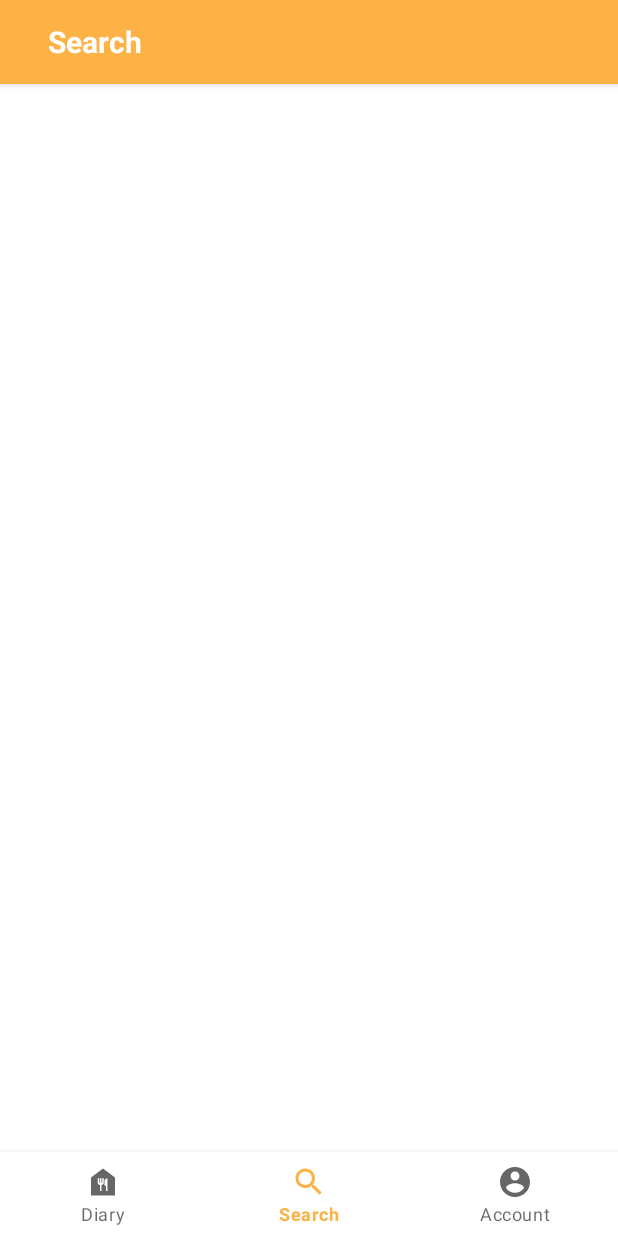
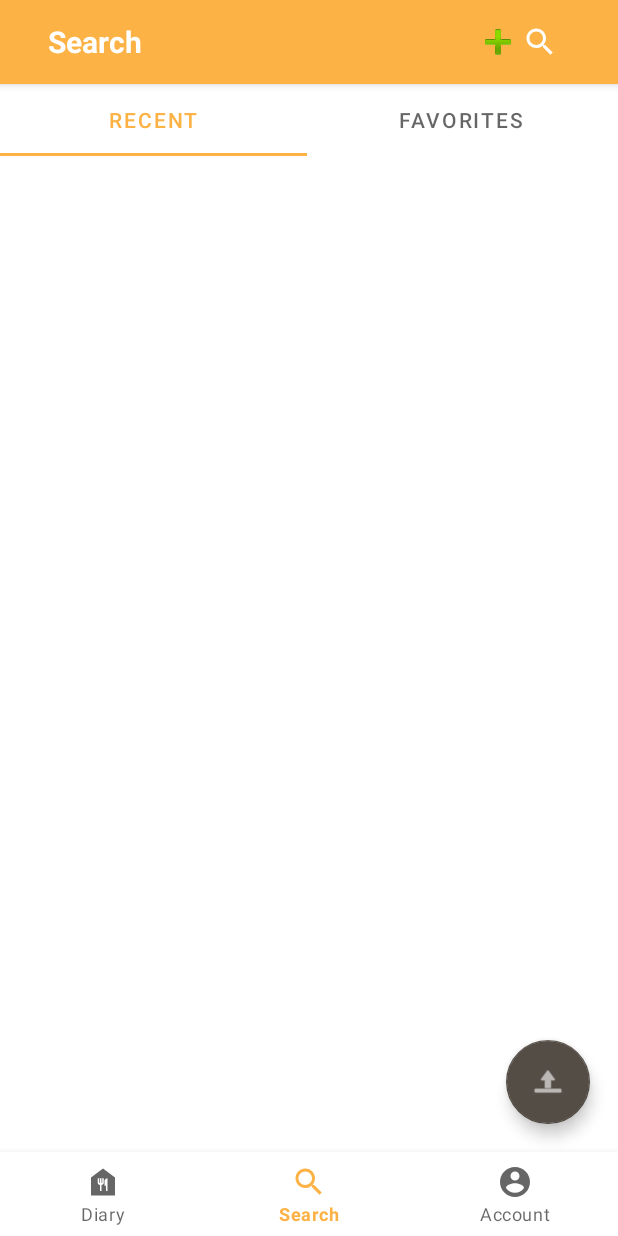
Before and after one commit to Wonderjack996/Food-Diary, an Android app: the screen it shows after launch (MainActivity), item 2 of the bottom bar chosen, on a phone screen of 412 x 824 dp. Run offline under Robolectric (Android 15) with nearby library versions, the phone set to English and light mode, and no system bars; our stand-ins replace navigation-ui; 4 statements that could not run were skipped.

Commit message:
modifiche toolbar e fragment_search
modifiche relative alla toolbar personalizzata e alla fragment di ricerca.

```diff
--- a/app/src/main/java/it/fooddiary/MainActivity.java
+++ b/app/src/main/java/it/fooddiary/MainActivity.java
@@ -26,6 +26,7 @@ import com.google.android.material.navigation.NavigationView;
 import it.fooddiary.ui.account.AccountFragment;
 import it.fooddiary.ui.diary.CalendarPopUp;
 import it.fooddiary.ui.diary.DiaryFragment;
+import it.fooddiary.ui.search.AddPopUp;
 import it.fooddiary.ui.search.SearchFragment;
 
 public class MainActivity extends AppCompatActivity {
@@ -35,6 +36,13 @@ public class MainActivity extends AppCompatActivity {
     private TextView toolbarTitle;
     private ImageButton calendarButton;
     private CalendarPopUp calendarPopup;
+    private AddPopUp addPopup;
+
+    private ImageButton searchButton;
+    private ImageButton addButton;
+
+
+
 
     @Override
     protected void onCreate(Bundle savedInstanceState) {
@@ -61,25 +69,47 @@ public class MainActivity extends AppCompatActivity {
 
         toolbarTitle = findViewById(R.id.toolbar_custom_title);
         calendarButton = findViewById(R.id.calendar_button);
+
+        searchButton = findViewById(R.id.search_button);
+        addButton = findViewById(R.id.add_button);
+
         //calendarPopup = new CalendarPopUp();
+       // addPopup = new AddPopUp(); //todo...
     }
 
     public void setDiaryToolbar() {
         toolbarTitle.setText(R.string.diary);
         calendarButton.setVisibility(View.VISIBLE);
+        addButton.setVisibility(View.INVISIBLE);
+        searchButton.setVisibility(View.INVISIBLE);
     }
 
     public void setSearchToolbar() {
         toolbarTitle.setText(R.string.search);
+        searchButton.setVisibility(View.VISIBLE);
+        addButton.setVisibility(View.VISIBLE);
         calendarButton.setVisibility(View.INVISIBLE);
+
     }
 
     public void setAccountToolbar() {
         toolbarTitle.setText(R.string.account);
         calendarButton.setVisibility(View.INVISIBLE);
+        addButton.setVisibility(View.INVISIBLE);
+        searchButton.setVisibility(View.INVISIBLE);
+
     }
 
     public void openCalendar(View view) {
         Log.d(TAG, "calendar opened");
     }
+
+    public void openSearch(View view) {
+        Log.d(TAG, "search opened");
+    }
+
+    public void openAdd(View view) {
+        Log.d(TAG, "add opened");
+    }
+
 }
--- a/app/src/main/java/it/fooddiary/ui/diary/DiaryFragment.java
+++ b/app/src/main/java/it/fooddiary/ui/diary/DiaryFragment.java
@@ -26,4 +26,6 @@ public class DiaryFragment extends Fragment {
         main.setDiaryToolbar();
         return root;
     }
+
+
 }
--- /dev/null
+++ b/app/src/main/java/it/fooddiary/ui/search/AddPopUp.java
@@ -0,0 +1,5 @@
+package it.fooddiary.ui.search;
+
+public class AddPopUp {
+
+}
--- a/app/src/main/java/it/fooddiary/ui/search/SearchFragment.java
+++ b/app/src/main/java/it/fooddiary/ui/search/SearchFragment.java
@@ -1,4 +1,6 @@
 package it.fooddiary.ui.search;
+
+
 
 import android.os.Bundle;
 import android.view.LayoutInflater;
@@ -9,10 +11,17 @@ import androidx.annotation.NonNull;
 import androidx.annotation.Nullable;
 import androidx.fragment.app.Fragment;
 
+import com.google.android.material.tabs.TabItem;
+import com.google.android.material.tabs.TabLayout;
+
 import it.fooddiary.MainActivity;
 import it.fooddiary.R;
 
+
+
 public class SearchFragment extends Fragment {
+
+    private TabLayout TabItem;
 
     @Nullable
     @Override
@@ -22,6 +31,10 @@ public class SearchFragment extends Fragment {
         View root = inflater.inflate(R.layout.fragment_search, container, false);
         MainActivity main = (MainActivity) getActivity();
         main.setSearchToolbar();
+
         return root;
     }
+
+
+
 }
--- a/app/src/main/res/layout/fragment_search.xml
+++ b/app/src/main/res/layout/fragment_search.xml
@@ -1,95 +1,63 @@
-<?xml version="1.0" encoding="utf-8"?>
-<androidx.constraintlayout.widget.ConstraintLayout xmlns:android="http://schemas.android.com/apk/res/android"
+
+<androidx.coordinatorlayout.widget.CoordinatorLayout xmlns:android="http://schemas.android.com/apk/res/android"
     xmlns:app="http://schemas.android.com/apk/res-auto"
     xmlns:tools="http://schemas.android.com/tools"
     android:layout_width="match_parent"
-    android:layout_height="match_parent"
-    android:animateLayoutChanges="true"
-    tools:context=".ui.account.AccountFragment"
-    tools:menu="@menu/bottom_nav_menu">
+    android:layout_height="match_parent">
 
-    <View
-        android:id="@+id/view"
-        android:layout_width="537dp"
-        android:layout_height="96dp"
-        android:foreground="@color/primaryColor"
-        app:layout_constraintBottom_toBottomOf="parent"
-        app:layout_constraintEnd_toEndOf="parent"
-        app:layout_constraintHorizontal_bias="1.0"
-        app:layout_constraintStart_toStartOf="parent"
-        app:layout_constraintTop_toTopOf="parent"
-        app:layout_constraintVertical_bias="0.0" />
+    <androidx.constraintlayout.widget.ConstraintLayout
+        android:id="@+id/constraintLayout"
+        android:layout_width="409dp"
+        android:layout_height="match_parent">
 
-    <SearchView
-        android:id="@+id/searchView"
-        android:layout_width="178dp"
-        android:layout_height="55dp"
-        android:layout_marginStart="8dp"
-        android:layout_marginLeft="8dp"
-        android:layout_marginTop="8dp"
-        android:layout_marginEnd="8dp"
-        android:layout_marginRight="8dp"
-        android:animateLayoutChanges="false"
-        android:scrollbarTrackVertical="@color/secondaryTextColor"
-        android:title="cerca il tuo cibo"
-        android:visibility="visible"
-        app:layout_constraintBottom_toBottomOf="parent"
-        app:layout_constraintEnd_toEndOf="parent"
-        app:layout_constraintHorizontal_bias="0.027"
-        app:layout_constraintStart_toStartOf="parent"
-        app:layout_constraintTop_toTopOf="parent"
-        app:layout_constraintVertical_bias="0.014"/>
 
-    <Button
-        android:id="@+id/button"
-        android:layout_width="174dp"
-        android:layout_height="56dp"
-        android:layout_marginTop="8dp"
-        android:text="aggiungi calorie"
-        android:textColor="@color/secondaryTextColor"
-        android:textColorHint="@color/secondaryTextColor"
-        app:backgroundTint="@color/secondaryColor"
-        app:iconTint="@color/secondaryTextColor"
-        app:layout_constraintBottom_toBottomOf="parent"
-        app:layout_constraintEnd_toEndOf="parent"
-        app:layout_constraintHorizontal_bias="0.896"
-        app:layout_constraintStart_toStartOf="parent"
-        app:layout_constraintTop_toTopOf="parent"
-        app:layout_constraintVertical_bias="0.012" />
+        <com.google.android.material.tabs.TabLayout
+            android:id="@+id/tabLayout"
+            android:layout_width="match_parent"
+            android:layout_height="wrap_content"
+            app:layout_constraintBottom_toBottomOf="parent"
+            app:layout_constraintTop_toTopOf="parent"
+            app:layout_constraintVertical_bias="0.0"
+            app:tabMode="fixed"
+            tools:layout_editor_absoluteX="0dp"
+            tools:ignore="ExtraText">
 
-    <HorizontalScrollView
-        android:layout_width="415dp"
-        android:layout_height="594dp"
-        android:layout_marginStart="8dp"
-        android:layout_marginLeft="8dp"
-        android:layout_marginTop="48dp"
-        android:layout_marginEnd="8dp"
-        android:layout_marginRight="8dp"
-        app:layout_constraintEnd_toEndOf="parent"
-        app:layout_constraintHorizontal_bias="0.0"
-        app:layout_constraintStart_toStartOf="parent"
-        app:layout_constraintTop_toBottomOf="@+id/view">
 
-        <TextView
-            android:id="@+id/textView"
+
+            <com.google.android.material.tabs.TabItem
+                android:layout_width="wrap_content"
+                android:layout_height="wrap_content"
+                android:text="@string/searchTab1"
+
+                />
+
+            <com.google.android.material.tabs.TabItem
+                android:layout_width="wrap_content"
+                android:layout_height="wrap_content"
+                android:text="@string/searchTab2" />
+
+
+        </com.google.android.material.tabs.TabLayout>
+
+
+
+        <com.google.android.material.floatingactionbutton.FloatingActionButton
+            android:id="@+id/floatingActionButton"
             android:layout_width="wrap_content"
             android:layout_height="wrap_content"
-            android:text="Recenti"
+            android:clickable="true"
             app:layout_constraintBottom_toBottomOf="parent"
             app:layout_constraintEnd_toEndOf="parent"
+            app:layout_constraintHorizontal_bias="0.954"
             app:layout_constraintStart_toStartOf="parent"
-            app:layout_constraintTop_toTopOf="parent"
-            app:layout_constraintVertical_bias="0.964" />
+            app:layout_constraintTop_toBottomOf="@+id/tabLayout"
+            app:layout_constraintVertical_bias="0.888"
+            app:srcCompat="@android:drawable/ic_menu_upload" />
 
-        <TextView
-            android:id="@+id/textView2"
-            android:layout_width="wrap_content"
-            android:layout_height="wrap_content"
-            android:text="Preferiti"
-            app:layout_constraintBottom_toBottomOf="parent"
-            app:layout_constraintEnd_toEndOf="parent"
-            app:layout_constraintStart_toStartOf="parent"
-            app:layout_constraintTop_toTopOf="parent"
-            app:layout_constraintVertical_bias="0.964" />
-    </HorizontalScrollView>
-</androidx.constraintlayout.widget.ConstraintLayout>
+
+
+
+    </androidx.constraintlayout.widget.ConstraintLayout>
+
+
+</androidx.coordinatorlayout.widget.CoordinatorLayout>
--- a/app/src/main/res/layout/toolbar_custom.xml
+++ b/app/src/main/res/layout/toolbar_custom.xml
@@ -24,4 +24,26 @@
         android:onClick="openCalendar"
         android:src="@drawable/ic_baseline_calendar_today_24" />
 
+
+    <ImageButton
+        android:id="@+id/search_button"
+        android:layout_width="wrap_content"
+        android:layout_height="wrap_content"
+        android:layout_gravity="end"
+        android:background="@null"
+        android:contentDescription="@string/search"
+        android:onClick="openSearch"
+        android:src="@drawable/ic_baseline_search_24" />
+
+    <ImageButton
+        android:id="@+id/add_button"
+        android:layout_width="wrap_content"
+        android:layout_height="wrap_content"
+        android:layout_gravity="end"
+        android:background="@null"
+        android:contentDescription="@string/add"
+        android:onClick="openAdd"
+        android:src="@android:drawable/ic_input_add" />
+
+
 </androidx.appcompat.widget.Toolbar>
--- a/app/src/main/res/values/strings.xml
+++ b/app/src/main/res/values/strings.xml
@@ -5,4 +5,7 @@
     <string name="search">Search</string>
     <string name="calendar">Calendar</string>
     <string name="ok">OK</string>
+    <string name="searchTab1">Recent</string>
+    <string name="searchTab2">Favorites</string>
+    <string name="add">add</string>
 </resources>
```
Also changed, not shown: 1 other file.
